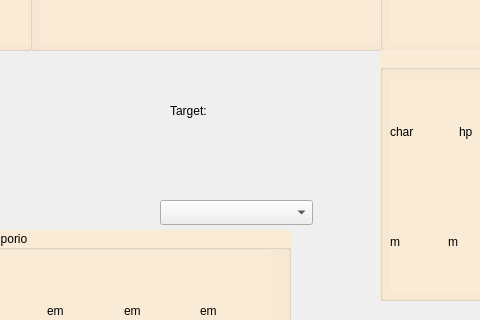
damodarak/BANG, file BANG-zapoctak/QBang/mainwindow.ui: the form before one commit; both pictures show x 680 to 1160 and y 219 to 539 of the 1480 by 773 pixel window.
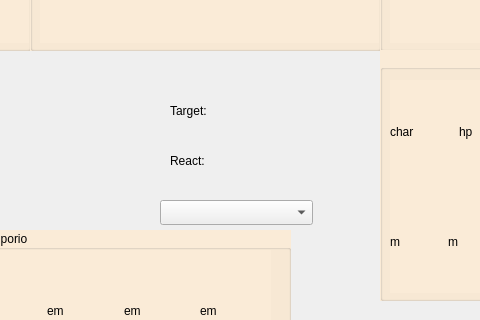
The form after the commit.

Patch:
```diff
--- a/BANG-zapoctak/QBang/mainwindow.ui
+++ b/BANG-zapoctak/QBang/mainwindow.ui
@@ -2603,6 +2603,32 @@
      </item>
     </layout>
    </widget>
+   <widget class="QWidget" name="layoutWidget_2">
+    <property name="geometry">
+     <rect>
+      <x>850</x>
+      <y>340</y>
+      <width>141</width>
+      <height>41</height>
+     </rect>
+    </property>
+    <layout class="QHBoxLayout" name="horizontalLayout_18">
+     <item>
+      <widget class="QLabel" name="label_2">
+       <property name="text">
+        <string>React:</string>
+       </property>
+      </widget>
+     </item>
+     <item>
+      <widget class="QLabel" name="neu">
+       <property name="text">
+        <string/>
+       </property>
+      </widget>
+     </item>
+    </layout>
+   </widget>
   </widget>
   <widget class="QMenuBar" name="menubar">
    <property name="geometry">
```
